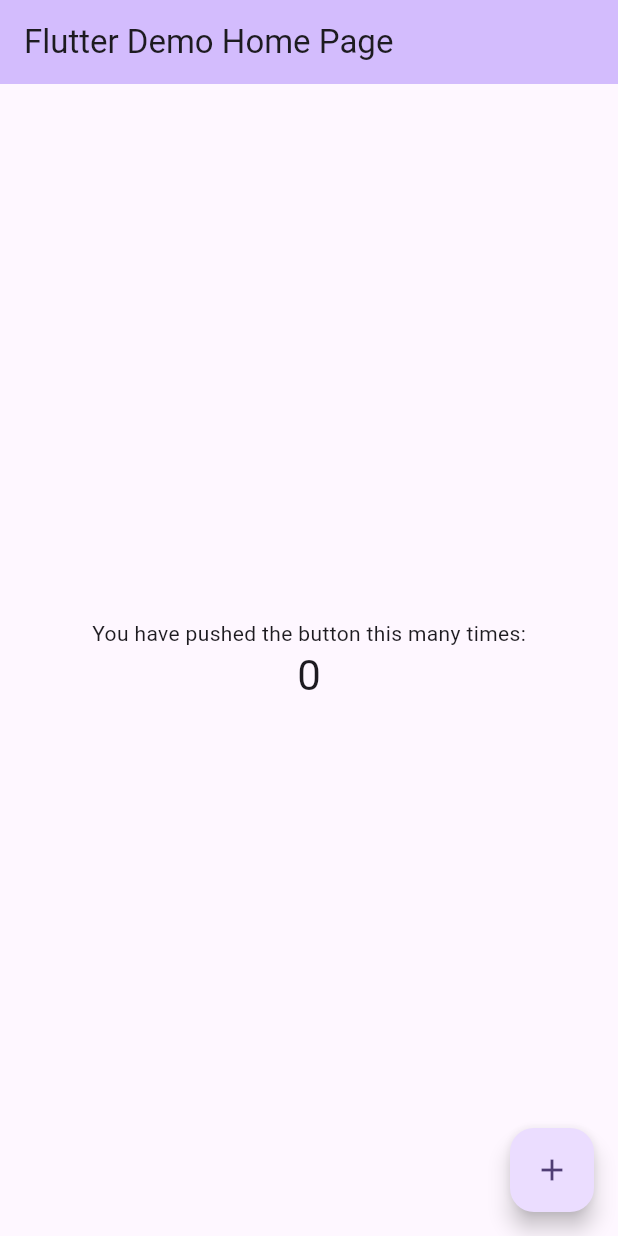
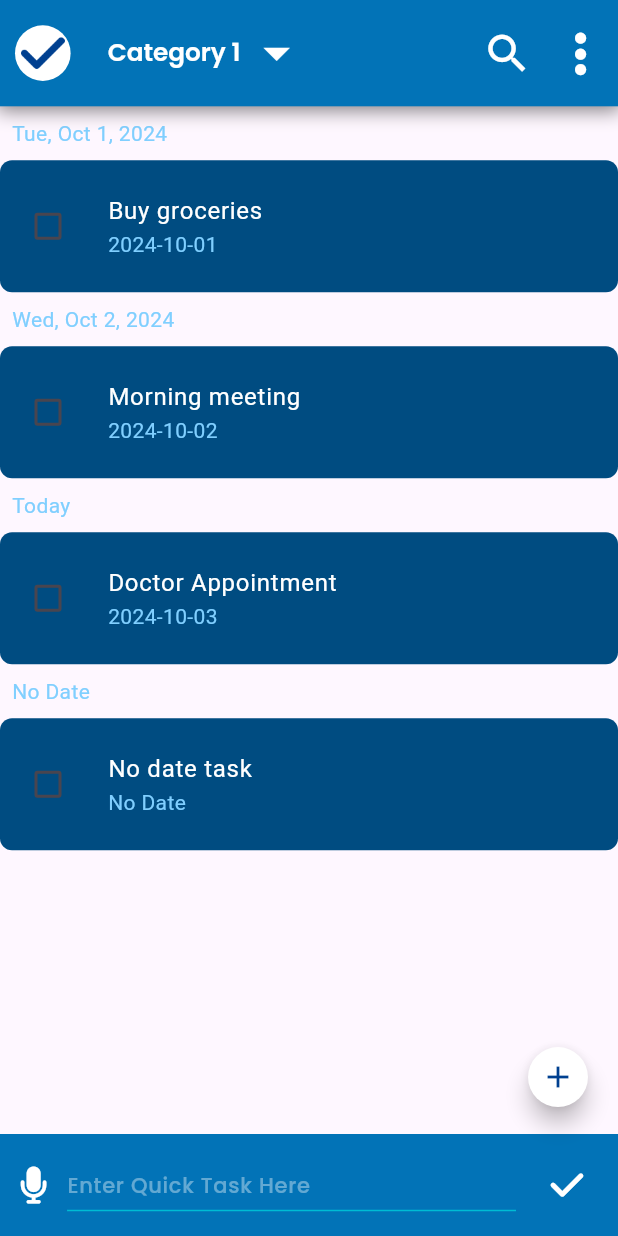
Before and after one commit to Abhaykumarbhumihar/todoapp_provider_getIt, a Flutter app: the screen it shows after launch, on a phone screen of 412 x 824 dp. Run offline on Flutter 3.47's test engine with Material 3 defaults, Android fonts, the phone set to English and light mode, and no system bars; drawn by our look-alikes of grouped_list; our stand-ins replace font_awesome_flutter.

Commit message:
all list and quick task add ui

```diff
--- /dev/null
+++ b/lib/common/app_component/component.dart
@@ -0,0 +1,35 @@
+import 'package:flutter/material.dart';
+
+InputDecoration customInputDecoration({
+  required String hintText,
+  Color hintTextColor = Colors.white38,
+  Color enabledBorderColor = Colors.cyan,
+  Color focusedBorderColor = Colors.cyan,
+  double enabledBorderWidth = 1.0,
+  double focusedBorderWidth = 2.0,
+  EdgeInsetsGeometry contentPadding = const EdgeInsets.symmetric(vertical: 5),
+  bool isDense = true,
+  double fontSize = 14.0,
+}) {
+  return InputDecoration(
+    isDense: isDense,
+    hintText: hintText,
+    hintStyle: TextStyle(
+      color: hintTextColor,
+      fontSize: fontSize,
+      fontFamily: "Poppins Medium",
+    ),
+    enabledBorder: UnderlineInputBorder(
+      borderSide:
+          BorderSide(color: enabledBorderColor, width: enabledBorderWidth),
+    ),
+    focusedBorder: UnderlineInputBorder(
+      borderSide:
+          BorderSide(color: focusedBorderColor, width: focusedBorderWidth),
+    ),
+    border: UnderlineInputBorder(
+      borderSide: BorderSide(color: enabledBorderColor),
+    ),
+    contentPadding: contentPadding,
+  );
+}
--- a/lib/main.dart
+++ b/lib/main.dart
@@ -1,125 +1,19 @@
 import 'package:flutter/material.dart';
+import 'package:todo_app_provider_getit/pages/all_list/presentation/ui/screen/all_list.dart';
 
 void main() {
   runApp(const MyApp());
 }
 
+
 class MyApp extends StatelessWidget {
   const MyApp({super.key});
 
-  // This widget is the root of your application.
   @override
   Widget build(BuildContext context) {
     return MaterialApp(
-      title: 'Flutter Demo',
-      theme: ThemeData(
-        // This is the theme of your application.
-        //
-        // TRY THIS: Try running your application with "flutter run". You'll see
-        // the application has a purple toolbar. Then, without quitting the app,
-        // try changing the seedColor in the colorScheme below to Colors.green
-        // and then invoke "hot reload" (save your changes or press the "hot
-        // reload" button in a Flutter-supported IDE, or press "r" if you used
-        // the command line to start the app).
-        //
-        // Notice that the counter didn't reset back to zero; the application
-        // state is not lost during the reload. To reset the state, use hot
-        // restart instead.
-        //
-        // This works for code too, not just values: Most code changes can be
-        // tested with just a hot reload.
-        colorScheme: ColorScheme.fromSeed(seedColor: Colors.deepPurple),
-        useMaterial3: true,
-      ),
-      home: const MyHomePage(title: 'Flutter Demo Home Page'),
+      debugShowCheckedModeBanner: false,
+      home: AllList(),
     );
   }
 }
-
-class MyHomePage extends StatefulWidget {
-  const MyHomePage({super.key, required this.title});
-
-  // This widget is the home page of your application. It is stateful, meaning
-  // that it has a State object (defined below) that contains fields that affect
-  // how it looks.
-
-  // This class is the configuration for the state. It holds the values (in this
-  // case the title) provided by the parent (in this case the App widget) and
-  // used by the build method of the State. Fields in a Widget subclass are
-  // always marked "final".
-
-  final String title;
-
-  @override
-  State<MyHomePage> createState() => _MyHomePageState();
-}
-
-class _MyHomePageState extends State<MyHomePage> {
-  int _counter = 0;
-
-  void _incrementCounter() {
-    setState(() {
-      // This call to setState tells the Flutter framework that something has
-      // changed in this State, which causes it to rerun the build method below
-      // so that the display can reflect the updated values. If we changed
-      // _counter without calling setState(), then the build method would not be
-      // called again, and so nothing would appear to happen.
-      _counter++;
-    });
-  }
-
-  @override
-  Widget build(BuildContext context) {
-    // This method is rerun every time setState is called, for instance as done
-    // by the _incrementCounter method above.
-    //
-    // The Flutter framework has been optimized to make rerunning build methods
-    // fast, so that you can just rebuild anything that needs updating rather
-    // than having to individually change instances of widgets.
-    return Scaffold(
-      appBar: AppBar(
-        // TRY THIS: Try changing the color here to a specific color (to
-        // Colors.amber, perhaps?) and trigger a hot reload to see the AppBar
-        // change color while the other colors stay the same.
-        backgroundColor: Theme.of(context).colorScheme.inversePrimary,
-        // Here we take the value from the MyHomePage object that was created by
-        // the App.build method, and use it to set our appbar title.
-        title: Text(widget.title),
-      ),
-      body: Center(
-        // Center is a layout widget. It takes a single child and positions it
-        // in the middle of the parent.
-        child: Column(
-          // Column is also a layout widget. It takes a list of children and
-          // arranges them vertically. By default, it sizes itself to fit its
-          // children horizontally, and tries to be as tall as its parent.
-          //
-          // Column has various properties to control how it sizes itself and
-          // how it positions its children. Here we use mainAxisAlignment to
-          // center the children vertically; the main axis here is the vertical
-          // axis because Columns are vertical (the cross axis would be
-          // horizontal).
-          //
-          // TRY THIS: Invoke "debug painting" (choose the "Toggle Debug Paint"
-          // action in the IDE, or press "p" in the console), to see the
-          // wireframe for each widget.
-          mainAxisAlignment: MainAxisAlignment.center,
-          children: <Widget>[
-            const Text(
-              'You have pushed the button this many times:',
-            ),
-            Text(
-              '$_counter',
-              style: Theme.of(context).textTheme.headlineMedium,
-            ),
-          ],
-        ),
-      ),
-      floatingActionButton: FloatingActionButton(
-        onPressed: _incrementCounter,
-        tooltip: 'Increment',
-        child: const Icon(Icons.add),
-      ), // This trailing comma makes auto-formatting nicer for build methods.
-    );
-  }
-}
--- /dev/null
+++ b/lib/pages/all_list/presentation/ui/component/TaskGroupHeader.dart
@@ -0,0 +1,56 @@
+import 'package:flutter/material.dart';
+import 'package:intl/intl.dart';
+
+import '../../../../../common/values/app_color.dart';
+
+class AddTaskModel {
+  final String id;
+  final String date;
+  final String title;
+
+  AddTaskModel({
+    required this.id,
+    required this.date,
+    required this.title,
+  });
+}
+
+class TaskGroupHeader extends StatelessWidget {
+  final AddTaskModel task;
+
+  const TaskGroupHeader({Key? key, required this.task}) : super(key: key);
+
+  @override
+  Widget build(BuildContext context) {
+    DateTime currentDate = DateTime.now();
+    DateTime? taskDate;
+    String headerText;
+
+    if (task.date.isEmpty) {
+      headerText = "No Date";
+    } else {
+      try {
+        taskDate = DateTime.parse(task.date);
+        if (taskDate.year == currentDate.year &&
+            taskDate.month == currentDate.month &&
+            taskDate.day == currentDate.day) {
+          headerText = "Today";
+        } else if (taskDate.year == currentDate.year &&
+            taskDate.month == currentDate.month &&
+            taskDate.day == currentDate.day + 1) {
+          headerText = "Tomorrow";
+        } else {
+          headerText = DateFormat('EEE, MMM d, yyyy').format(taskDate);
+        }
+      } catch (e) {
+        headerText = "Invalid Date";
+      }
+    }
+
+    return Padding(
+      padding: const EdgeInsets.all(8.0),
+      child:
+          Text(headerText, style: TextStyle(color: AppColor.appSubTextColor)),
+    );
+  }
+}
--- /dev/null
+++ b/lib/pages/all_list/presentation/ui/component/appbar.dart
@@ -0,0 +1,159 @@
+import 'package:flutter/material.dart';
+import 'package:font_awesome_flutter/font_awesome_flutter.dart';
+import '../../../../../common/values/app_color.dart';
+
+class AppBarComponent extends StatelessWidget {
+  const AppBarComponent({super.key});
+
+  @override
+  Widget build(BuildContext context) {
+    double screenWidth = MediaQuery.of(context).size.width;
+    double screenHeight = MediaQuery.of(context).size.height;
+    double containerSize = screenWidth * 0.2 - screenWidth * 0.11;
+
+    return Container(
+      width: screenWidth,
+      height: screenHeight * 0.1 - screenHeight * 0.014,
+      decoration: BoxDecoration(
+        color: AppColor.appBarColor, // Using AppColor for app bar background
+        boxShadow: [
+          BoxShadow(
+            color: Colors.black.withOpacity(0.5),
+            spreadRadius: 2,
+            blurRadius: 10,
+            offset: const Offset(0, 1),
+          ),
+        ],
+      ),
+      child: Row(
+        mainAxisAlignment: MainAxisAlignment.spaceBetween,
+        children: <Widget>[
+          Row(
+            children: <Widget>[
+              Container(
+                margin: const EdgeInsets.only(left: 10.0),
+                width: containerSize,
+                height: containerSize,
+                decoration: BoxDecoration(
+                  color: Colors.white,
+                  borderRadius: BorderRadius.circular(containerSize),
+                ),
+                child: Padding(
+                  padding: const EdgeInsets.all(4.0),
+                  child: Center(
+                    child: Image.asset(
+                      "assets/images/check.png",
+                      color: AppColor.backgroundColor,
+                      // Using AppColor
+                      fit: BoxFit.contain,
+                    ),
+                  ),
+                ),
+              ),
+              Padding(
+                padding: EdgeInsets.only(left: screenWidth * 0.06),
+                child: DropdownButton<String>(
+                  padding: EdgeInsets.zero,
+                  isExpanded: false,
+                  value: 'Category 1',
+                  // Static selected category
+                  hint: const Text('Select an item'),
+                  dropdownColor: Colors.blueAccent,
+                  icon: Icon(
+                    Icons.arrow_drop_down,
+                    color: Colors.white,
+                    size: screenWidth * 0.1,
+                  ),
+                  style: TextStyle(
+                    color: Colors.black,
+                    fontSize: screenWidth * 0.03,
+                  ),
+                  underline: const SizedBox(),
+                  alignment: Alignment.centerLeft,
+                  items: <DropdownMenuItem<String>>[
+                    DropdownMenuItem(
+                      value: 'Category 1',
+                      child: Text(
+                        'Category 1',
+                        style: TextStyle(
+                          color: Colors.white,
+                          fontFamily: 'Poppins SemiBold',
+                          fontSize: screenWidth * 0.04,
+                        ),
+                      ),
+                    ),
+                    DropdownMenuItem(
+                      value: 'Category 2',
+                      child: Text(
+                        'Category 2',
+                        style: TextStyle(
+                          color: Colors.white,
+                          fontFamily: 'Poppins SemiBold',
+                          fontSize: screenWidth * 0.04,
+                        ),
+                      ),
+                    ),
+                  ],
+                  onChanged: (String? newValue) {
+                    // Static behavior, no state change
+                    print("Selected: $newValue");
+                  },
+                ),
+              ),
+            ],
+          ),
+          Row(
+            mainAxisAlignment: MainAxisAlignment.end,
+            children: <Widget>[
+              IconButton(
+                padding: EdgeInsets.zero,
+                onPressed: () {
+                  print("Search Icon Pressed");
+                },
+                icon: Icon(
+                  Icons.search,
+                  color: Colors.white,
+                  size: screenWidth * 0.1 - screenWidth * 0.018,
+                ),
+              ),
+              PopupMenuButton<String>(
+                icon: Icon(
+                  FontAwesomeIcons.ellipsisVertical,
+                  color: Colors.white,
+                  size: screenWidth * 0.1 - screenWidth * 0.018,
+                ),
+                onSelected: (String value) {
+                  print("Selected Menu: $value");
+                },
+                itemBuilder: (BuildContext context) {
+                  return [
+                    const PopupMenuItem(
+                      value: 'Task Lists',
+                      child: Text('Task Lists'),
+                    ),
+                    const PopupMenuItem(
+                      value: 'Settings',
+                      child: Text('Settings'),
+                    ),
+                    const PopupMenuItem(
+                      value: 'Send Feedback',
+                      child: Text('Send Feedback'),
+                    ),
+                    const PopupMenuItem(
+                      value: 'Follow us',
+                      child: Text('Follow us'),
+                    ),
+                    const PopupMenuItem(
+                      value: 'Invite friends',
+                      child: Text('Invite friends to the app'),
+                    ),
+                  ];
+                },
+              ),
+            ],
+          ),
+        ],
+      ),
+    );
+  }
+}
--- /dev/null
+++ b/lib/pages/all_list/presentation/ui/component/task_item.dart
@@ -0,0 +1,24 @@
+import 'package:flutter/material.dart';
+
+import '../../../../../common/values/app_color.dart';
+import 'TaskGroupHeader.dart';
+
+class TaskItem extends StatelessWidget {
+  final AddTaskModel task;
+
+  const TaskItem({Key? key, required this.task}) : super(key: key);
+
+  @override
+  Widget build(BuildContext context) {
+    return ListTile(
+      leading: Checkbox(value: false, onChanged: (val) {}),
+      title:
+          Text(task.title, style: TextStyle(color: AppColor.appTitleTextColor)),
+      subtitle: Text(task.date.isNotEmpty ? task.date : 'No Date',
+          style: TextStyle(color: AppColor.appSubTextColor)),
+      contentPadding: const EdgeInsets.all(8.0),
+      tileColor: AppColor.backgroundContainerColor,
+      shape: RoundedRectangleBorder(borderRadius: BorderRadius.circular(8)),
+    );
+  }
+}
--- /dev/null
+++ b/lib/pages/all_list/presentation/ui/component/task_list.dart
@@ -0,0 +1,44 @@
+import 'package:flutter/material.dart';
+import 'package:grouped_list/grouped_list.dart';
+import 'package:intl/intl.dart';
+import 'package:todo_app_provider_getit/pages/all_list/presentation/ui/component/task_item.dart';
+
+import 'TaskGroupHeader.dart';
+
+class TaskList extends StatelessWidget {
+  const TaskList({Key? key}) : super(key: key);
+
+  bool _isSameDay(DateTime date1, DateTime date2) {
+    return date1.year == date2.year &&
+        date1.month == date2.month &&
+        date1.day == date2.day;
+  }
+
+  @override
+  Widget build(BuildContext context) {
+    List<AddTaskModel> tasks = [
+      AddTaskModel(id: '1', date: '2024-10-01', title: 'Buy groceries'),
+      AddTaskModel(id: '2', date: '2024-10-02', title: 'Morning meeting'),
+      AddTaskModel(id: '3', date: '', title: 'No date task'),
+      AddTaskModel(id: '4', date: '2024-10-03', title: 'Doctor Appointment'),
+    ];
+    return GroupedListView<AddTaskModel, String>(
+      elements: tasks,
+      groupBy: (task) {
+        if (task.date.isEmpty) return "No Date";
+        try {
+          return DateFormat('yyyy-MM-dd').format(DateTime.parse(task.date));
+        } catch (e) {
+          return "Invalid Date";
+        }
+      },
+      groupHeaderBuilder: (task) {
+        return TaskGroupHeader(task: task);
+      },
+      itemBuilder: (context, task) {
+        return TaskItem(task: task);
+      },
+      order: GroupedListOrder.ASC,
+    );
+  }
+}
--- /dev/null
+++ b/lib/pages/all_list/presentation/ui/screen/all_list.dart
@@ -0,0 +1,114 @@
+import 'package:flutter/material.dart';
+import 'package:font_awesome_flutter/font_awesome_flutter.dart';
+import 'package:todo_app_provider_getit/pages/all_list/presentation/ui/component/task_list.dart';
+
+import '../../../../../common/app_component/component.dart';
+import '../../../../../common/responsive/screenUtils.dart';
+import '../../../../../common/values/app_color.dart';
+import '../component/appbar.dart';
+
+class AllList extends StatelessWidget {
+  AllList({super.key});
+
+  TextEditingController taskNameController = TextEditingController();
+  @override
+  Widget build(BuildContext context) {
+    double screenWidth = ScreenUtils.width(context);
+    double screenHeight = ScreenUtils.height(context);
+
+    return SafeArea(
+        child: Scaffold(
+      appBar: PreferredSize(
+          preferredSize: Size.fromHeight(ScreenUtils.height(context) * 0.1),
+          child: const AppBarComponent()),
+      body: SizedBox(
+        width: screenWidth,
+        height: screenHeight,
+        child: Stack(
+          children: <Widget>[
+            SizedBox(
+              width: screenWidth,
+              height: screenHeight,
+              child: const TaskList(),
+            ),
+            Positioned(
+              bottom: 0,
+              left: 0,
+              right: 0,
+              child: Container(
+                padding: const EdgeInsets.only(
+                    bottom: 10, left: 10, right: 10, top: 10),
+                color: AppColor.appBarColor,
+                child: Row(
+                  children: <Widget>[
+                    Icon(
+                      FontAwesomeIcons.microphone,
+                      color: Colors.white,
+                      size: screenWidth * 0.06,
+                    ),
+                    const SizedBox(width: 10),
+                    Expanded(
+                      flex: 1,
+                      child: TextField(
+                        controller: taskNameController,
+                        onChanged: (value) {
+                          if (value.isEmpty) {
+                            print("EMPTY EMPTY");
+                          } else {}
+                        },
+                        style: TextStyle(
+                          color: Colors.white,
+                          fontSize: screenWidth * 0.04,
+                          fontFamily: "Poppins Medium",
+                        ),
+                        decoration: customInputDecoration(
+                          isDense: true,
+                          hintText: "Enter Quick Task Here",
+                        ),
+                      ),
+                    ),
+                    const SizedBox(width: 10),
+                    AnimatedOpacity(
+                      opacity: 1.0,
+                      duration: Duration(seconds: 2),
+                      child: IconButton(
+                          onPressed: () {
+                            var id = DateTime.now()
+                                .millisecondsSinceEpoch
+                                .toString();
+                            print("ID save at add time is  == $id");
+                          },
+                          icon: Icon(
+                            FontAwesomeIcons.check,
+                            color: Colors.white,
+                            size: screenWidth * 0.06,
+                          )),
+                    ),
+                  ],
+                ),
+              ),
+            )
+          ],
+        ),
+      ),
+      floatingActionButton: Padding(
+        padding: EdgeInsets.only(bottom: screenHeight * 0.08),
+        child: FloatingActionButton(
+          onPressed: () {},
+          mini: true,
+          backgroundColor: Colors.white,
+          foregroundColor: Colors.white,
+          elevation: 6.0,
+          shape: RoundedRectangleBorder(
+            borderRadius: BorderRadius.circular(screenWidth),
+          ),
+          tooltip: 'Add Item',
+          child: const Icon(
+            Icons.add,
+            color: AppColor.backgroundColor,
+          ),
+        ),
+      ),
+    ));
+  }
+}
--- a/pubspec.yaml
+++ b/pubspec.yaml
@@ -24,6 +24,7 @@ dependencies:
   intl: any
   grouped_list:
   provider:
+  font_awesome_flutter:
 
 dev_dependencies:
   flutter_test:
```
Also changed, not shown: pubspec.lock.
